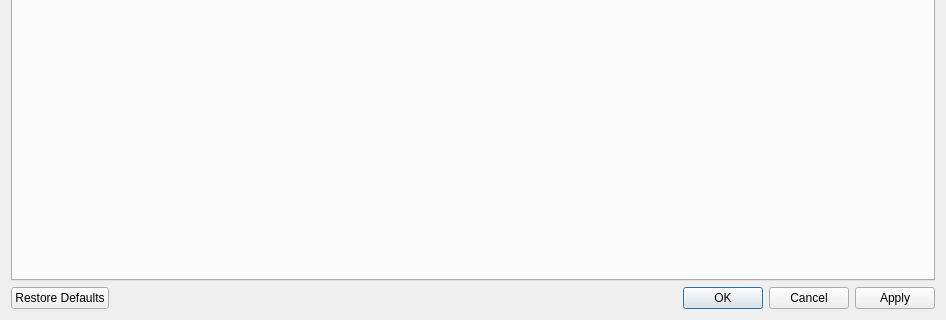
01Hub/ModelViewer, file SettingsDialog.ui: the form before one commit; both pictures show x 0 to 946 and y 342 to 662 of the 946 by 662 pixel window.
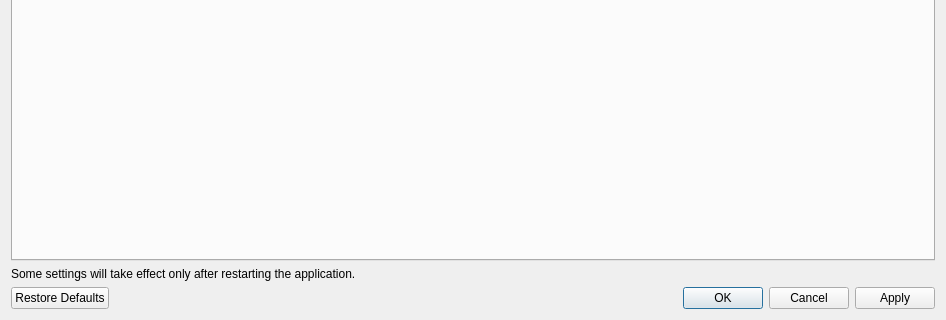
The form after the commit.

Commit message: Removed QMessageBox informing user of the settings effet after restart and moved the message string to the dialog box

Diff of the .ui file:
```diff
--- a/SettingsDialog.ui
+++ b/SettingsDialog.ui
@@ -1834,7 +1834,7 @@
      </widget>
     </widget>
    </item>
-   <item row="1" column="0">
+   <item row="2" column="0">
     <widget class="QDialogButtonBox" name="buttonBox">
      <property name="orientation">
       <enum>Qt::Orientation::Horizontal</enum>
@@ -1844,6 +1844,13 @@
      </property>
     </widget>
    </item>
+   <item row="1" column="0">
+    <widget class="QLabel" name="label_5">
+     <property name="text">
+      <string>Some settings will take effect only after restarting the application.</string>
+     </property>
+    </widget>
+   </item>
   </layout>
  </widget>
  <resources/>
```
The commit also changes 1 other file.
